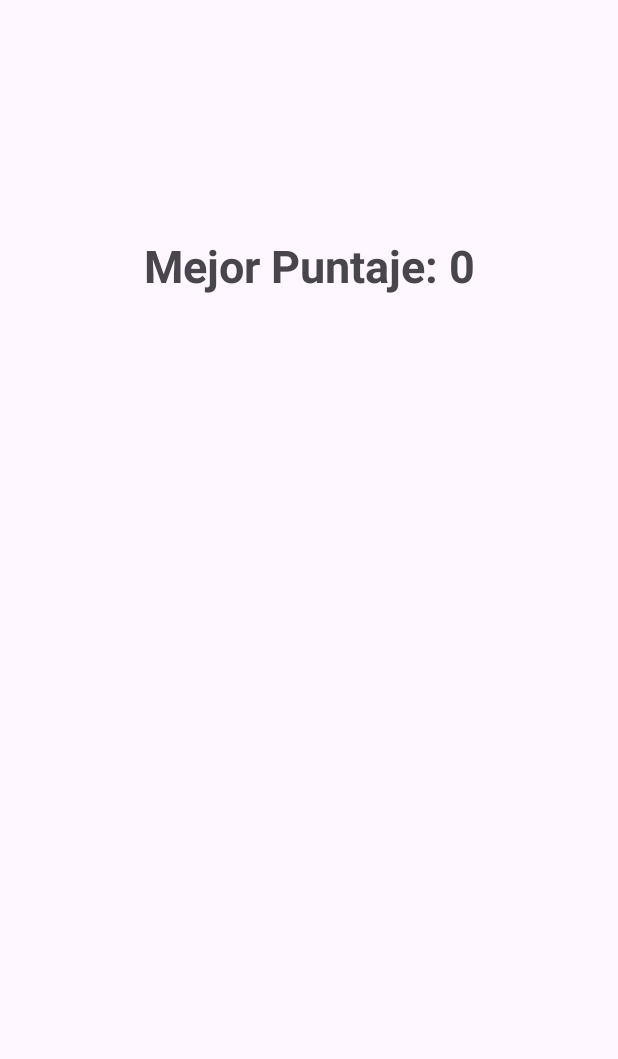
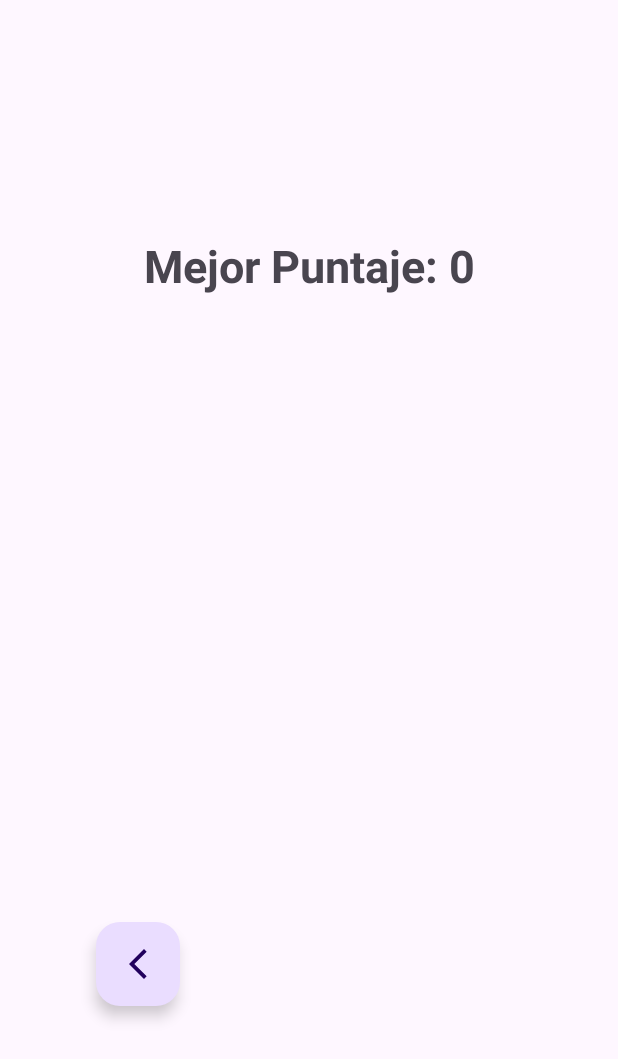
Before and after one commit to Ange228/ExamenParcial_DispMoviles, an Android app: the fragment ResultFragment placed in its activity, on a phone screen of 412 x 824 dp. Shown: the top 1059 px of the screen. Run offline under Robolectric (Android 15) with nearby library versions, the phone set to English and light mode, and no system bars.

Commit message:
agregando funcionalidad de resume fragment

```diff
--- a/app/src/main/java/com/example/juego_colores/GameFragment.kt
+++ b/app/src/main/java/com/example/juego_colores/GameFragment.kt
@@ -60,7 +60,7 @@ class GameFragment : Fragment() {
             "verde" to ContextCompat.getColor(requireContext(), R.color.verde)
         )
 
-            startGame()
+        startGame()
 
         generatedColorBtn.setOnClickListener {
             verificarColor("rojo")
@@ -80,9 +80,9 @@ class GameFragment : Fragment() {
     }
 
     private fun generateRandomColor(){
-        val (Color, valorColor) = colorList.random()
+        val (colorNombre, valorColor) = colorList.random()
 
-        nombreColor = Color
+        nombreColor = colorNombre
         generatedColorView.setBackgroundColor(valorColor)
 
     }
--- a/app/src/main/java/com/example/juego_colores/ResultFragment.kt
+++ b/app/src/main/java/com/example/juego_colores/ResultFragment.kt
@@ -1,14 +1,19 @@
 package com.example.juego_colores
 
 
+import android.content.Intent
 import android.os.Bundle
 import androidx.fragment.app.Fragment
 import android.view.LayoutInflater
 import android.view.View
 import android.view.ViewGroup
+import androidx.lifecycle.ViewModelProvider
+import androidx.navigation.fragment.findNavController
+import androidx.recyclerview.widget.LinearLayoutManager
 import androidx.recyclerview.widget.RecyclerView
 import com.example.juego_colores.adapter.puntajeAdapter
 import com.example.juego_colores.viewModel.gviewModel
+import com.google.android.material.floatingactionbutton.FloatingActionButton
 
 
 class ResultFragment : Fragment(R.layout.fragment_result) {
@@ -16,20 +21,29 @@ class ResultFragment : Fragment(R.layout.fragment_result) {
     private lateinit var adapter: puntajeAdapter
     private lateinit var gameViewModel: gviewModel
 
+    private lateinit var atrasView: FloatingActionButton
+
     override fun onViewCreated(view: View, savedInstanceState: Bundle?) {
         super.onViewCreated(view, savedInstanceState)
 
         recyclerView = view.findViewById(R.id.rvPuntajes)
         recyclerView.layoutManager = LinearLayoutManager(requireContext())
 
-        gameViewModel = ViewModelProvider(requireActivity()).get(GameViewModel::class.java)
-        adapter = PuntajeAdapter(gameViewModel.puntajes.value ?: emptyList())
+        gameViewModel = ViewModelProvider(requireActivity()).get(gviewModel::class.java)
+        adapter = puntajeAdapter(gameViewModel.puntajes.value ?: emptyList())
         recyclerView.adapter = adapter
+        atrasView = view.findViewById(R.id.atrasView)
 
         // Observar cambios en los puntajes
         gameViewModel.puntajes.observe(viewLifecycleOwner) { newList ->
             adapter.actualizarLista(newList)
         }
 
+        atrasView.setOnClickListener {
+            val intent = Intent(requireContext(), MainActivity::class.java)
+            startActivity(intent)
+            requireActivity().finish() // opcional, para cerrar ResultFragment y no volver al back stack
+        }
+
     }
 }
--- a/app/src/main/java/com/example/juego_colores/adapter/puntajeAdapter.kt
+++ b/app/src/main/java/com/example/juego_colores/adapter/puntajeAdapter.kt
@@ -7,9 +7,9 @@ import android.widget.TextView
 import androidx.recyclerview.widget.RecyclerView
 import com.example.juego_colores.R
 
-class PuntajeAdapter(
+class puntajeAdapter(
     private var puntajes: List<Int>
-) : RecyclerView.Adapter<PuntajeAdapter.PuntajeViewHolder>() {
+) : RecyclerView.Adapter<puntajeAdapter.PuntajeViewHolder>() {
 
     inner class PuntajeViewHolder(itemView: View) : RecyclerView.ViewHolder(itemView) {
         val tvPuntaje: TextView = itemView.findViewById(R.id.tvPuntaje)
@@ -28,7 +28,6 @@ class PuntajeAdapter(
 
     override fun getItemCount(): Int = puntajes.size
 
-    // Método para actualizar la lista
     fun actualizarLista(nuevaLista: List<Int>) {
         this.puntajes = nuevaLista
         notifyDataSetChanged()
--- /dev/null
+++ b/app/src/main/res/drawable/baseline_arrow_back_ios_new_24.xml
@@ -0,0 +1,5 @@
+<vector xmlns:android="http://schemas.android.com/apk/res/android" android:height="24dp" android:tint="#F386AF" android:viewportHeight="24" android:viewportWidth="24" android:width="24dp">
+
+    <path android:fillColor="@android:color/white" android:pathData="M17.77,3.77l-1.77,-1.77l-10,10l10,10l1.77,-1.77l-8.23,-8.23z"/>
+
+</vector>
--- a/app/src/main/res/layout/fragment_result.xml
+++ b/app/src/main/res/layout/fragment_result.xml
@@ -34,5 +34,16 @@
         app:layout_constraintStart_toStartOf="parent"
         app:layout_constraintTop_toBottomOf="@+id/tvMejorPuntaje" />
 
+    <com.google.android.material.floatingactionbutton.FloatingActionButton
+        android:id="@+id/atrasView"
+        android:layout_width="wrap_content"
+        android:layout_height="wrap_content"
+        app:layout_constraintBottom_toBottomOf="parent"
+        app:layout_constraintEnd_toEndOf="parent"
+        app:layout_constraintStart_toStartOf="parent"
+        app:layout_constraintTop_toTopOf="parent"
+        app:srcCompat = "@drawable/baseline_arrow_back_ios_new_24"
+        app:layout_constraintVertical_bias="0.8"
+        app:layout_constraintHorizontal_bias="0.18"/>
 
 </androidx.constraintlayout.widget.ConstraintLayout>
```
